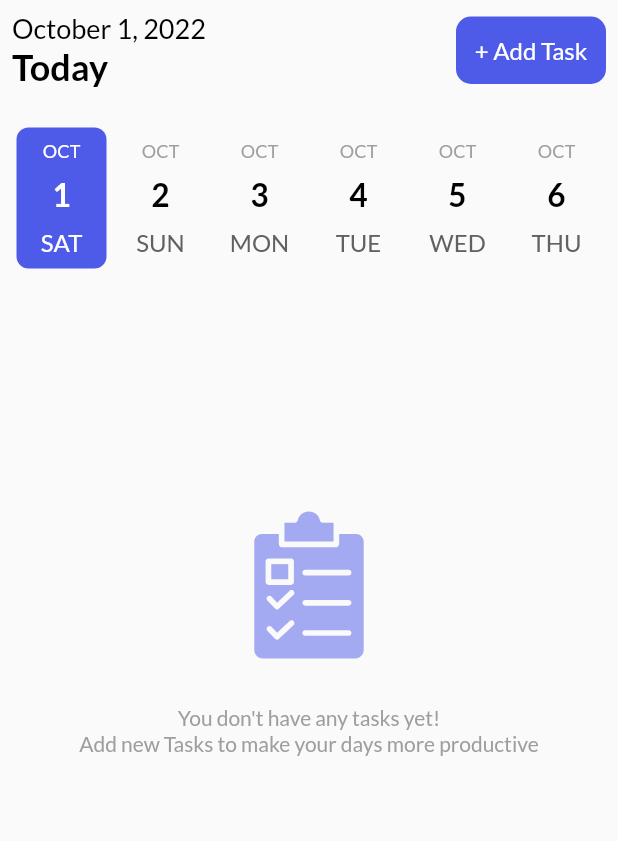
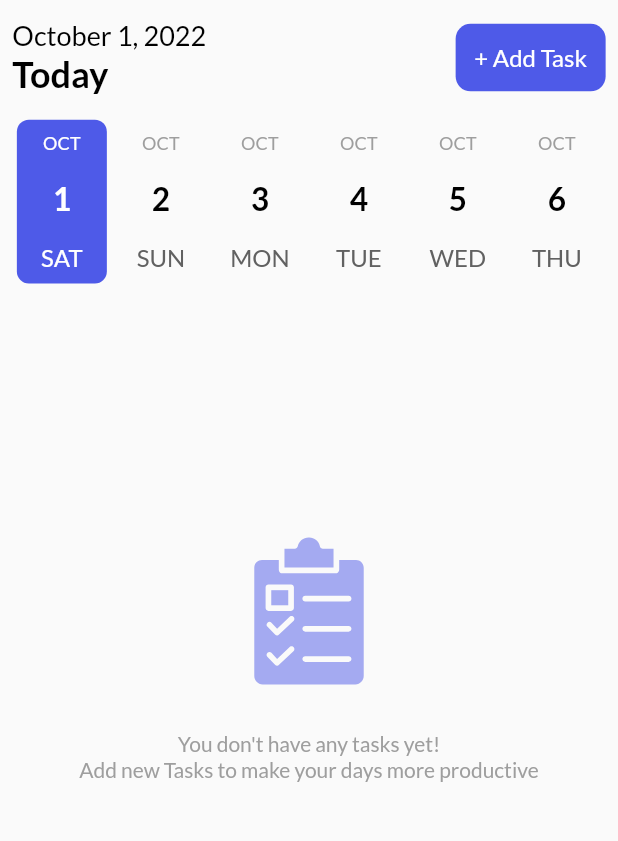
Before and after one commit to MinaFaried3/Time-To-Do, a Flutter app: the HomeScreen screen opened directly, after a tap on the "dark mode" icon, on a phone screen of 412 x 824 dp, the part 84-925 px from its top. Run offline on Flutter 3.47's test engine with Material 2 defaults, Android fonts, the phone set to English and light mode, and no system bars; drawn by our look-alikes of date_picker_timeline; our stand-ins replace equatable, flutter_local_notifications, flutter_native_timezone, flutter_staggered_animations, flutter_svg, get and 6 more; accounts and stored records are empty.

Commit message:
create mobile home screen responsive

```diff
--- a/lib/core/utils/global/shared/size_config.dart
+++ b/lib/core/utils/global/shared/size_config.dart
@@ -1,32 +1,45 @@
 import 'package:flutter/material.dart';
-import 'package:todo_clean_architecture/core/utils/global/shared/shared.dart';
 
 class SizeConfig {
-  static late MediaQueryData _mediaQueryData;
-  static late double screenWidth;
-  static late double screenHeight;
-  //static late double defaultSize;
-  static late Orientation orientation;
+  static late MediaQueryData mediaQueryData;
 
-  void init(BuildContext context) {
-    _mediaQueryData = MediaQuery.of(context);
-    screenWidth = _mediaQueryData.size.width;
-    printK('$screenWidth');
-    screenHeight = _mediaQueryData.size.height;
-    orientation = _mediaQueryData.orientation;
+  late double screenWidth;
+  late double screenHeight;
+  late double bodyHeight;
+  // late double defaultSize;
+  late Orientation orientation;
+
+  SizeConfig(BuildContext context) {
+    mediaQueryData = MediaQuery.of(context);
+    screenWidth = mediaQueryData.size.width;
+    screenHeight = mediaQueryData.size.height;
+    orientation = mediaQueryData.orientation;
+    bodyHeight = screenHeight;
+  }
+
+  void setBodyHeight(
+    BuildContext context, {
+    double appBarHeight = 0,
+    double statusBarHeight = 0,
+  }) {
+    bodyHeight = screenHeight - appBarHeight - statusBarHeight;
   }
 }
 
 // Get the proportionate height as per screen size
-double getProportionateScreenHeight(double inputHeight) {
-  double screenHeight = SizeConfig.screenHeight;
+double getProportionateScreenHeight(double inputHeight, BuildContext context) {
+  final sizeConfig = SizeConfig(context);
+
+  double screenHeight = sizeConfig.screenHeight;
   // 812 is the layout height that designer use
   return (inputHeight / 812.0) * screenHeight;
 }
 
 // Get the proportionate height as per screen size
-double getProportionateScreenWidth(double inputWidth) {
-  double screenWidth = SizeConfig.screenWidth;
+double getProportionateScreenWidth(double inputWidth, BuildContext context) {
+  final sizeConfig = SizeConfig(context);
+
+  double screenWidth = sizeConfig.screenWidth;
   // 375 is the layout width that designer use
   return (inputWidth / 375.0) * screenWidth;
 }
--- a/lib/presentation/components/home_screen_widgets/no_task.dart
+++ b/lib/presentation/components/home_screen_widgets/no_task.dart
@@ -7,8 +7,12 @@ class NoTasks extends StatelessWidget {
 
   @override
   Widget build(BuildContext context) {
+    final sizeConfig = SizeConfig(context);
+    // sizeConfig.setBodyHeight(context,
+    //     appBarHeight: appBar.preferredSize.height,
+    //     statusBarHeight: SizeConfig.mediaQueryData.padding.top);
     var themes = Theme.of(context);
-    bool orientation = SizeConfig.orientation == Orientation.landscape;
+    bool orientation = sizeConfig.orientation == Orientation.landscape;
     return Stack(
       children: [
         AnimatedPositioned(
--- a/lib/presentation/components/home_screen_widgets/show_tasks.dart
+++ b/lib/presentation/components/home_screen_widgets/show_tasks.dart
@@ -36,7 +36,9 @@ class _ShowTasksState extends State<ShowTasks> {
       if (taskController.tasks.isEmpty) {
         return const NoTasks();
       } else {
-        return ListView.builder(
+        return Align(
+          alignment: AlignmentDirectional.topCenter,
+          child: ListView.builder(
             physics: const NeverScrollableScrollPhysics(),
             shrinkWrap: true,
             reverse: true,
@@ -45,10 +47,14 @@ class _ShowTasksState extends State<ShowTasks> {
               DateTime startTime = DateFormat.jm().parse(task.startTime!);
               DateTime date = DateFormat.yMd().parse(task.date!);
               DateTime selectedDate = taskController.selectedDate;
-            int hour = int.parse(
-                DateFormat("HH:mm").format(startTime).toString().split(':')[0]);
-            int minute = int.parse(
-                DateFormat("HH:mm").format(startTime).toString().split(':')[1]);
+              int hour = int.parse(DateFormat("HH:mm")
+                  .format(startTime)
+                  .toString()
+                  .split(':')[0]);
+              int minute = int.parse(DateFormat("HH:mm")
+                  .format(startTime)
+                  .toString()
+                  .split(':')[1]);
               bool isSelectedDate =
                   (task.date == DateFormat.yMd().format(selectedDate));
               bool isDaily = (task.repeat == 'Daily');
@@ -79,6 +85,7 @@ class _ShowTasksState extends State<ShowTasks> {
               }
             },
             itemCount: taskController.tasks.length,
+          ),
         );
       }
     });
--- a/lib/presentation/components/home_screen_widgets/task_bar.dart
+++ b/lib/presentation/components/home_screen_widgets/task_bar.dart
@@ -14,6 +14,7 @@ class TaskBar extends StatelessWidget {
       children: [
         Column(
           crossAxisAlignment: CrossAxisAlignment.start,
+          mainAxisAlignment: MainAxisAlignment.center,
           children: [
             Text(
               DateFormat.yMMMMd().format(DateTime.now()),
--- a/lib/presentation/components/input_filed.dart
+++ b/lib/presentation/components/input_filed.dart
@@ -18,6 +18,10 @@ class InputField extends StatelessWidget {
   final String? Function(String? value)? validate;
   @override
   Widget build(BuildContext context) {
+    final sizeConfig = SizeConfig(context);
+    // sizeConfig.setBodyHeight(context,
+    //     appBarHeight: appBar.preferredSize.height,
+    //     statusBarHeight: SizeConfig.mediaQueryData.padding.top);
     return Container(
       margin: const EdgeInsets.only(top: 10),
       child: Column(
@@ -32,7 +36,7 @@ class InputField extends StatelessWidget {
               padding: const EdgeInsets.only(left: 14),
               margin: const EdgeInsets.only(top: 8),
               height: 60,
-              width: SizeConfig.screenWidth,
+              width: sizeConfig.screenWidth,
               decoration: BoxDecoration(
                   borderRadius: BorderRadius.circular(12),
                   border: Border.all(
--- a/lib/presentation/screens/home_screen.dart
+++ b/lib/presentation/screens/home_screen_mobile.dart
@@ -32,9 +32,7 @@ class _HomeScreenState extends State<HomeScreen> {
 
   @override
   Widget build(BuildContext context) {
-    SizeConfig().init(context);
-    return Scaffold(
-      appBar: AppBar(
+    var appBar = AppBar(
       actions: [
         IconButton(
             onPressed: () async {
@@ -52,7 +50,15 @@ class _HomeScreenState extends State<HomeScreen> {
           await taskController.getTasks();
         },
       ),
-      ),
+    );
+
+    final sizeConfig = SizeConfig(context);
+    sizeConfig.setBodyHeight(context,
+        appBarHeight: appBar.preferredSize.height,
+        statusBarHeight: SizeConfig.mediaQueryData.padding.top);
+
+    return Scaffold(
+      appBar: appBar,
       body: RefreshIndicator(
         onRefresh: () async {
           await taskController.getTasks();
@@ -64,21 +70,30 @@ class _HomeScreenState extends State<HomeScreen> {
             SingleChildScrollView(
               physics: const AlwaysScrollableScrollPhysics(),
               child: Column(
-                children: const [
-                  Padding(
-                    padding: EdgeInsets.all(8.0),
-                    child: TaskBar(),
+                children: [
+                  SizedBox(
+                    height: sizeConfig.bodyHeight * 0.10,
+                    child: Padding(
+                      padding: EdgeInsets.symmetric(
+                          horizontal: sizeConfig.screenWidth * 0.02),
+                      child: const TaskBar(),
+                    ),
                   ),
                   SizedBox(
-                    height: 15,
+                    height: sizeConfig.bodyHeight * 0.15,
+                    child: Padding(
+                      padding:
+                          EdgeInsets.only(left: sizeConfig.screenWidth * 0.02),
+                      child: const DatePikerBar(),
                     ),
-                  Padding(
-                    padding: EdgeInsets.only(left: 8.0),
-                    child: DatePikerBar(),
                   ),
-                  Padding(
-                    padding: EdgeInsets.only(top: 8.0),
-                    child: ShowTasks(),
+                  SizedBox(
+                    height: sizeConfig.bodyHeight * 0.73,
+                    child: Padding(
+                      padding:
+                          EdgeInsets.only(top: sizeConfig.bodyHeight * 0.02),
+                      child: const ShowTasks(),
+                    ),
                   )
                 ],
               ),
```
Also changed, not shown: lib/main.dart (+10 -2 lines), lib/presentation/components/home_screen_widgets/bottom_sheet.dart (+16 -7 lines), lib/presentation/components/task_tile.dart (+9 -6 lines), lib/presentation/screens/home_screen_desktop.dart (added, +15 -0 lines), 1 other file. Lines whose indentation alone changed are shown as unchanged.
